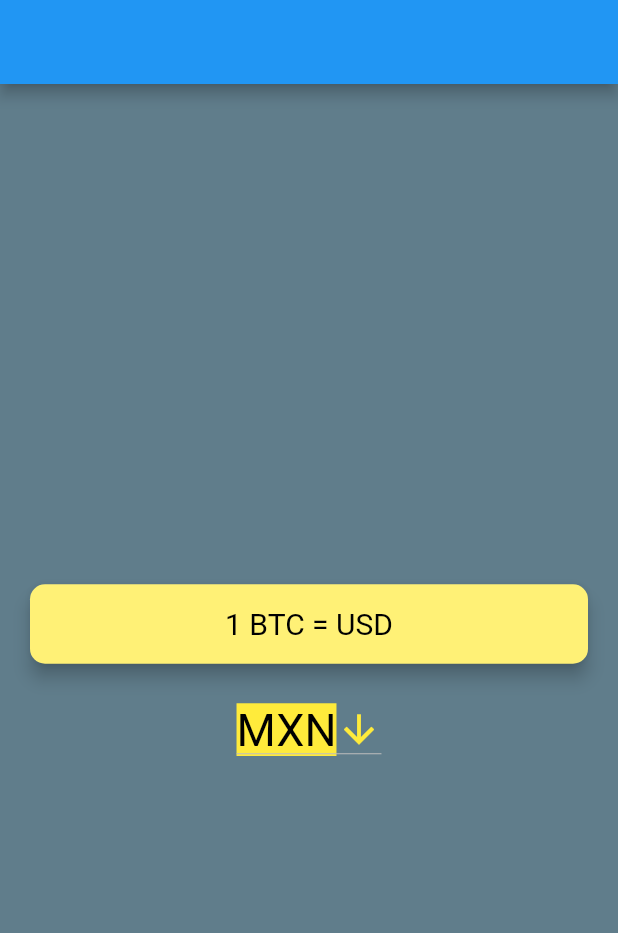
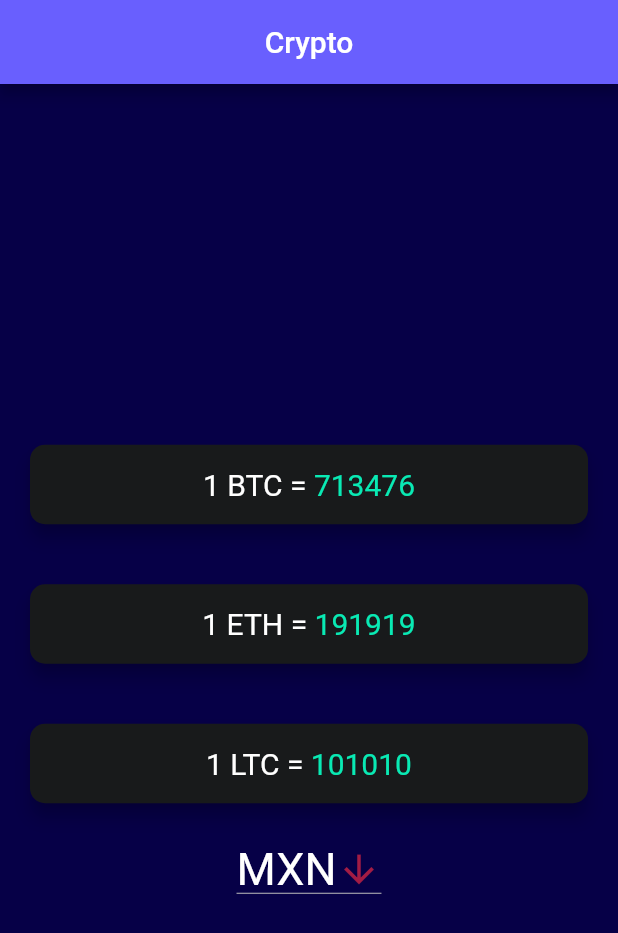
Before and after one commit to Psiale/bitcoinTickerFlutter, a Flutter app: the screen it shows after launch, on a phone screen of 412 x 824 dp. Shown: the top 933 px of the screen. Run offline on Flutter 3.47's test engine with Material 2 defaults, Android fonts, the phone set to English and light mode, and no system bars.

Commit message:
I finished the app

```diff
--- /dev/null
+++ b/BitcoinTicker/lib/classes/cripto_currency.dart
@@ -0,0 +1,13 @@
+import 'networking.dart';
+
+String url = "https://rest.coinapi.io/v1/exchangerate/";
+String apiKey = "74FB1659-ED09-48F5-B08D-41682A2FA88F";
+
+class CriptoCurrency {
+  getCoinData(String cripto, String coin) async {
+    print(coin);
+    HttpFetch httpFetch = new HttpFetch("$url$cripto/$coin/?apikey=$apiKey");
+    var response = await httpFetch.getHttpRequest();
+    return response;
+  }
+}
--- /dev/null
+++ b/BitcoinTicker/lib/classes/networking.dart
@@ -0,0 +1,19 @@
+import 'dart:convert';
+
+import 'package:http/http.dart' as http;
+
+class HttpFetch {
+  HttpFetch(this.url);
+  String url;
+
+  getHttpRequest() async {
+    http.Response response = await http.get(url);
+    if (response.statusCode == 200) {
+      var jsonResponse = jsonDecode(response.body);
+      print("this is the jsonResponse: $jsonResponse ");
+      return jsonResponse;
+    } else
+      print("this is the statusCode: $response.statusCode");
+    return response.statusCode;
+  }
+}
--- a/BitcoinTicker/lib/constants.dart
+++ b/BitcoinTicker/lib/constants.dart
@@ -2,10 +2,9 @@ import 'package:flutter/material.dart';
 
 double width(percentage, context) => MediaQuery.of(context).size.width;
 double height(percentage, context) => MediaQuery.of(context).size.height;
-const kdropDownItem = TextStyle(
-    backgroundColor: Colors.yellow, color: Colors.black, fontSize: 30.0);
+const kdropDownItem = TextStyle(color: Colors.white, fontSize: 30.0);
 const kDropDownIconStyle = Icon(
   Icons.arrow_downward,
   size: 30.0,
-  color: Colors.yellow,
+  color: Color(0xffa31c44),
 );
--- a/BitcoinTicker/lib/price_screen.dart
+++ b/BitcoinTicker/lib/price_screen.dart
@@ -3,6 +3,7 @@ import 'coin_data.dart';
 import 'constants.dart';
 import 'dart:io';
 import 'package:flutter/cupertino.dart';
+import './classes/cripto_currency.dart';
 
 class PriceScreen extends StatefulWidget {
   PriceScreen({Key key}) : super(key: key);
@@ -12,54 +13,64 @@ class PriceScreen extends StatefulWidget {
 }
 
 class _PriceScreenState extends State<PriceScreen> {
+  final CriptoCurrency criptoCurrency = new CriptoCurrency();
   String dropDownValue = 'MXN';
   int selectedValue;
-  CoinData coinData = new CoinData();
+  String btcCoinExchangeValue = "713476";
+  String ethCoinExchangeValue = "191919";
+  String ltcCoinExchangeValue = "101010";
   @override
   Widget build(BuildContext context) {
     return Scaffold(
-      backgroundColor: Colors.blueGrey,
+      appBar: AppBar(
+        title: Center(child: Text("Crypto")),
+        backgroundColor: Color(0xFF695ffe),
+      ),
+      backgroundColor: Color(0xFF060047),
       body: Column(
         mainAxisAlignment: MainAxisAlignment.center,
         crossAxisAlignment: CrossAxisAlignment.stretch,
         children: [
-          Padding(
-            padding: const EdgeInsets.all(16.0),
-            child: Card(
-              color: Colors.yellow[300],
-              elevation: 5.0,
-              shape: RoundedRectangleBorder(
-                  borderRadius: BorderRadius.circular(10.0)),
-              child: Padding(
-                child: Center(
-                  child: Text(
-                    "1 BTC = USD",
-                    style: TextStyle(fontSize: 20.0, color: Colors.black),
+          CurrencyWidget(
+            coinExchangeValue: btcCoinExchangeValue,
+            criptoValue: "${cryptoList[0]}",
           ),
+          CurrencyWidget(
+            coinExchangeValue: ethCoinExchangeValue,
+            criptoValue: "${cryptoList[1]}",
           ),
-                padding: EdgeInsets.symmetric(vertical: 15.0),
-              ),
-            ),
+          CurrencyWidget(
+            coinExchangeValue: ltcCoinExchangeValue,
+            criptoValue: "${cryptoList[2]}",
           ),
           Container(
             child: (Platform.isAndroid) ? isMaterial() : isCupertino(),
           )
         ],
       ),
-      appBar: AppBar(),
     );
   }
 
   isMaterial() {
- return  Center(
+    return Center(
       child: DropdownButton<String>(
         value: dropDownValue,
         icon: kDropDownIconStyle,
         elevation: 16,
         style: kdropDownItem,
-      onChanged: (String newValue) {
+        dropdownColor: Color(0xFF060047),
+        onChanged: (String newValue) async {
+          var btcCoinData =
+              await criptoCurrency.getCoinData(cryptoList[0], newValue);
+          var ethCoinData =
+              await criptoCurrency.getCoinData(cryptoList[1], newValue);
+          var ltcCoinData =
+              await criptoCurrency.getCoinData(cryptoList[2], newValue);
           setState(() {
             dropDownValue = newValue;
+            btcCoinExchangeValue = btcCoinData['rate'].toStringAsFixed(0);
+            ethCoinExchangeValue = ethCoinData['rate'].toStringAsFixed(0);
+            ltcCoinExchangeValue = ltcCoinData['rate'].toStringAsFixed(0);
           });
         },
         items: currenciesList.map<DropdownMenuItem<String>>((String value) {
@@ -71,16 +82,77 @@ class _PriceScreenState extends State<PriceScreen> {
       ),
     );
   }
+
   isCupertino() {
     return CupertinoPicker(
-              onSelectedItemChanged: (int currentValue) {
+      offAxisFraction: 0.5,
+      looping: true,
+      backgroundColor: Color(0xFF060047),
+      onSelectedItemChanged: (int currentValue) async {
+        var btcCoinData = await criptoCurrency.getCoinData(
+            cryptoList[0], currenciesList[selectedValue]);
+        var ethCoinData = await criptoCurrency.getCoinData(
+            cryptoList[1], currenciesList[selectedValue]);
+        var ltcCoinData = await criptoCurrency.getCoinData(
+            cryptoList[2], currenciesList[selectedValue]);
         setState(() {
           selectedValue = currentValue;
+          btcCoinExchangeValue = btcCoinData['rate'].toStringAsFixed(0);
+          ethCoinExchangeValue = ethCoinData['rate'].toStringAsFixed(0);
+          ltcCoinExchangeValue = ltcCoinData['rate'].toStringAsFixed(0);
         });
       },
       diameterRatio: 2.1,
       itemExtent: 50.0,
-              children: [for (var currency in currenciesList) Text(currency)],
+      children: [
+        for (var currency in currenciesList)
+          Text(
+            currency,
+            style: TextStyle(color: Colors.white),
+          )
+      ],
     );
   }
 }
+
+class CurrencyWidget extends StatelessWidget {
+  const CurrencyWidget({
+    Key key,
+    @required this.coinExchangeValue,
+    @required this.criptoValue,
+  }) : super(key: key);
+
+  final String coinExchangeValue;
+  final String criptoValue;
+
+  @override
+  Widget build(BuildContext context) {
+    return Padding(
+      padding: const EdgeInsets.all(16.0),
+      child: Card(
+        color: Color(0xff181A1B),
+        elevation: 5.0,
+        shape:
+            RoundedRectangleBorder(borderRadius: BorderRadius.circular(10.0)),
+        child: Padding(
+          child: Center(
+            child: Row(
+              mainAxisAlignment: MainAxisAlignment.center,
+              children: [
+                Text(
+                  "1 $criptoValue = ",
+                  style: TextStyle(fontSize: 20.0, color: Colors.white),
+                ),
+                Text(
+                  "$coinExchangeValue",
+                  style: TextStyle(fontSize: 20.0, color: Color(0xFF09eab4)),
+                )
+              ],
+            ),
+          ),
+          padding: EdgeInsets.symmetric(vertical: 15.0),
+        ),
+      ),
+    );
+  }
+}
--- a/BitcoinTicker/pubspec.yaml
+++ b/BitcoinTicker/pubspec.yaml
@@ -28,6 +28,7 @@ dependencies:
   # The following adds the Cupertino Icons font to your application.
   # Use with the CupertinoIcons class for iOS style icons.
   cupertino_icons: ^1.0.0
+  http: ^0.12.2
 
 dev_dependencies:
   flutter_test:
```
Also changed, not shown: BitcoinTicker/pubspec.lock, 1 other file. Lines whose indentation alone changed are shown as unchanged.
